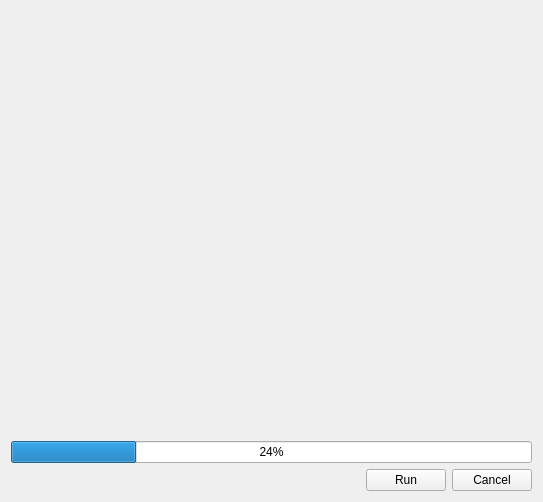
TNick/exdrf, file exdrf-qt/exdrf_qt/controls/task_runner/task_runner.ui: the form before one commit.
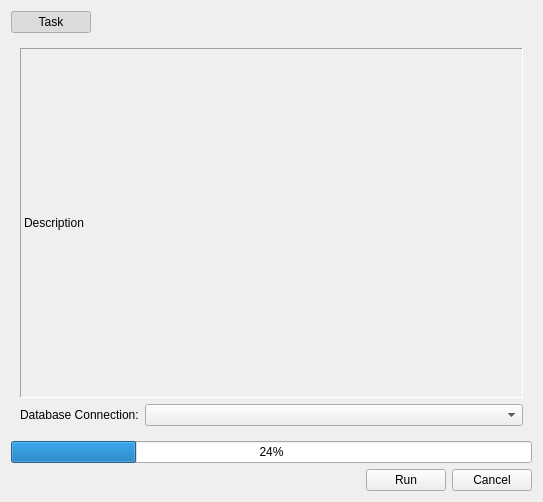
The form after the commit. The open tabs and pages were chosen to show the change. Custom widgets are drawn as their Qt base class.

Diff of the .ui file:
```diff
--- a/exdrf-qt/exdrf_qt/controls/task_runner/task_runner.ui
+++ b/exdrf-qt/exdrf_qt/controls/task_runner/task_runner.ui
@@ -14,6 +14,39 @@
    <string>TaskRunner</string>
   </property>
   <layout class="QVBoxLayout" name="lay_main">
+   <item>
+    <layout class="QHBoxLayout" name="lay_tab">
+     <property name="spacing">
+      <number>2</number>
+     </property>
+     <item>
+      <widget class="QPushButton" name="c_task_tab">
+       <property name="text">
+        <string>Task</string>
+       </property>
+       <property name="checkable">
+        <bool>true</bool>
+       </property>
+       <property name="checked">
+        <bool>true</bool>
+       </property>
+      </widget>
+     </item>
+     <item>
+      <spacer name="horizontalSpacer_2">
+       <property name="orientation">
+        <enum>Qt::Horizontal</enum>
+       </property>
+       <property name="sizeHint" stdset="0">
+        <size>
+         <width>40</width>
+         <height>20</height>
+        </size>
+       </property>
+      </spacer>
+     </item>
+    </layout>
+   </item>
    <item>
     <widget class="QStackedWidget" name="c_stacked">
      <widget class="QWidget" name="page_1">
@@ -72,7 +105,6 @@
        </item>
       </layout>
      </widget>
-     <widget class="QWidget" name="page_2"/>
     </widget>
    </item>
    <item>
```
Left out of the diff: 3 changed lines with no effect on the pictures.
